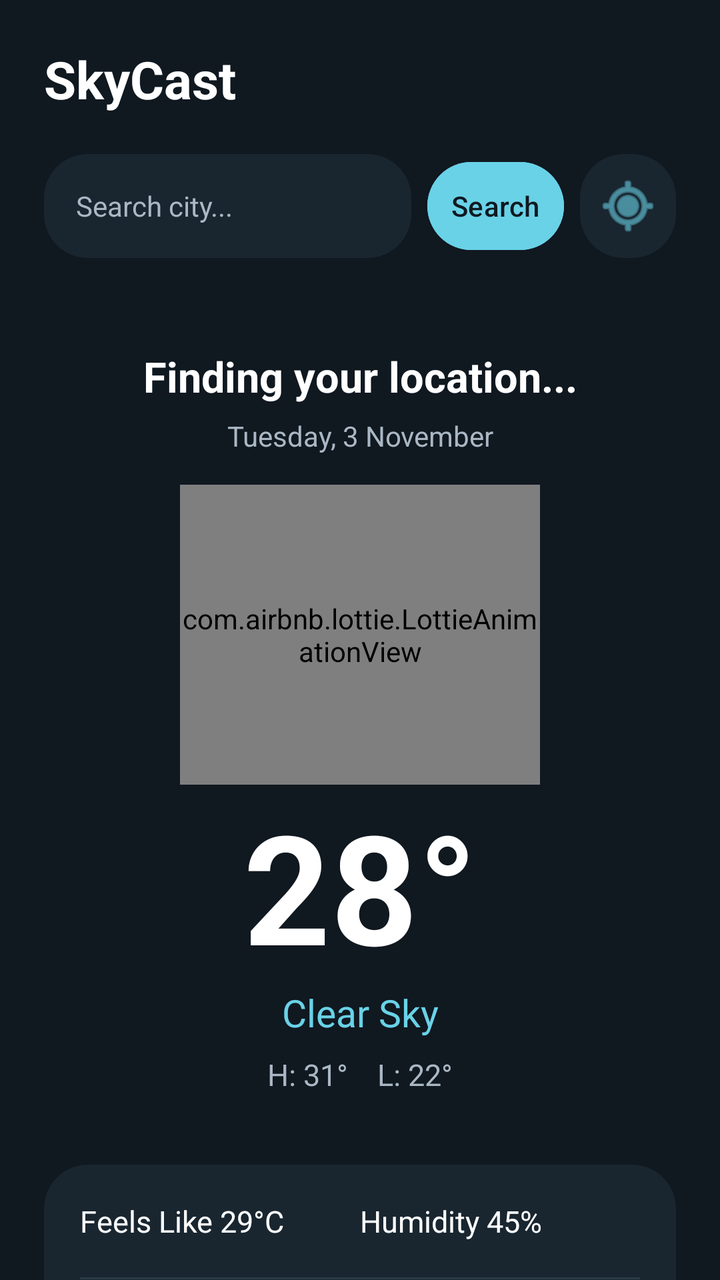
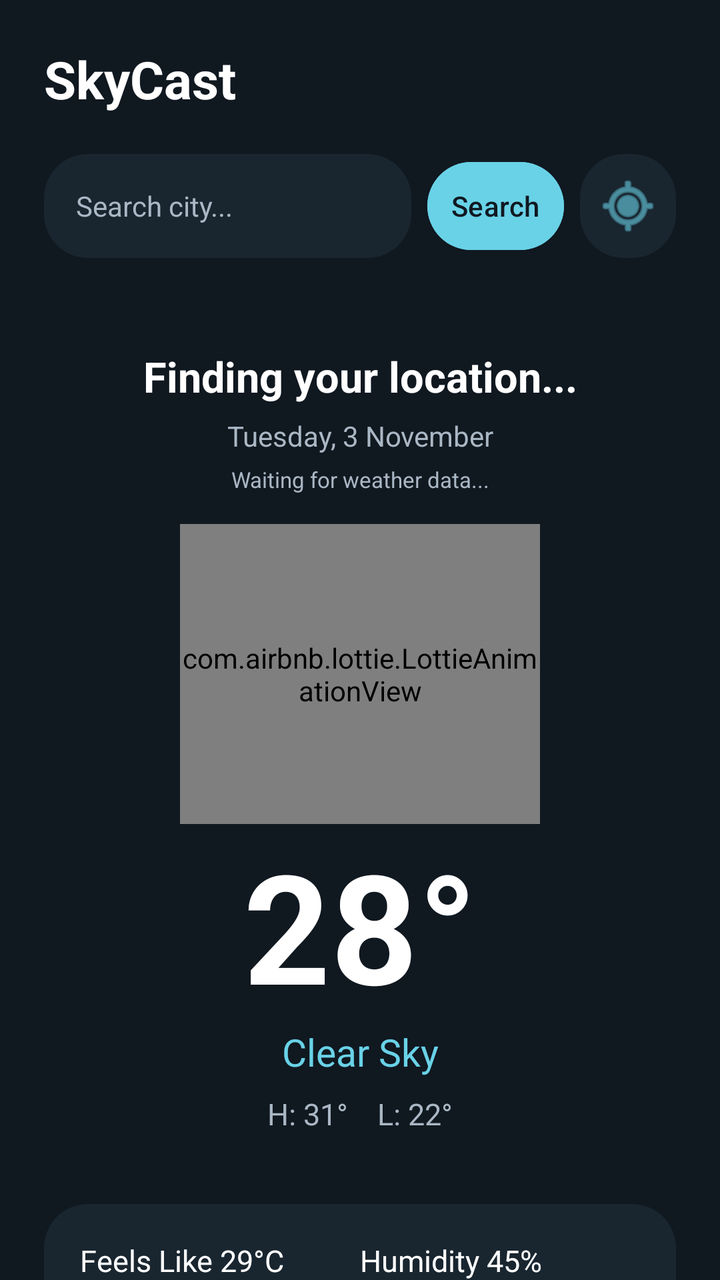

Before-and-after screenshots of an Android layout around one commit, followed by the original layout XML and the change that was made.
<!-- AndroidManifest.xml: application theme Theme.SkyCast -->
<!-- res/layout/activity_main.xml -->
<?xml version="1.0" encoding="utf-8"?>
<ScrollView xmlns:android="http://schemas.android.com/apk/res/android"
    xmlns:app="http://schemas.android.com/apk/res-auto"
    android:layout_width="match_parent"
    android:layout_height="match_parent"
    android:background="@drawable/bg_main"
    android:fillViewport="true"
    android:scrollbars="none">

    <LinearLayout
        android:layout_width="match_parent"
        android:layout_height="wrap_content"
        android:orientation="vertical"
        android:padding="22dp">

        
        <LinearLayout
            android:layout_width="match_parent"
            android:layout_height="wrap_content"
            android:gravity="center_vertical"
            android:orientation="horizontal">

            <TextView
                android:layout_width="0dp"
                android:layout_height="wrap_content"
                android:layout_weight="1"
                android:text="SkyCast"
                android:textColor="@color/sky_text_primary"
                android:textSize="26sp"
                android:textStyle="bold" />
        </LinearLayout>

        
        <LinearLayout
            android:layout_width="match_parent"
            android:layout_height="wrap_content"
            android:layout_marginTop="20dp"
            android:layout_marginBottom="10dp"
            android:gravity="center_vertical"
            android:orientation="horizontal">

            <EditText
                android:id="@+id/etCitySearch"
                android:layout_width="0dp"
                android:layout_height="52dp"
                android:layout_weight="1"
                android:background="@drawable/bg_weather_card"
                android:hint="Search city..."
                android:imeOptions="actionSearch"
                android:inputType="textCapWords"
                android:paddingStart="16dp"
                android:paddingEnd="12dp"
                android:singleLine="true"
                android:textColor="@color/sky_text_primary"
                android:textColorHint="@color/sky_text_secondary"
                android:textSize="14sp" />

            <Button
                android:id="@+id/btnSearchCity"
                android:layout_width="wrap_content"
                android:layout_height="52dp"
                android:layout_marginStart="8dp"
                android:backgroundTint="@color/sky_accent"
                android:minWidth="0dp"
                android:paddingStart="12dp"
                android:paddingEnd="12dp"
                android:text="Search"
                android:textAllCaps="false"
                android:textColor="@color/sky_background" />

            <ImageButton
                android:id="@+id/btnCurrentLocation"
                android:layout_width="48dp"
                android:layout_height="52dp"
                android:layout_marginStart="8dp"
                android:background="@drawable/bg_weather_card"
                android:contentDescription="Use current location"
                android:padding="13dp"
                android:src="@android:drawable/ic_menu_mylocation"
                app:tint="@color/sky_accent" />
        </LinearLayout>

        
        <LinearLayout
            android:id="@+id/citySuggestionsContainer"
            android:layout_width="match_parent"
            android:layout_height="wrap_content"
            android:layout_marginTop="2dp"
            android:background="@drawable/bg_weather_card"
            android:elevation="8dp"
            android:orientation="vertical"
            android:padding="6dp"
            android:visibility="gone">

            <androidx.recyclerview.widget.RecyclerView
                android:id="@+id/citySuggestionsRecyclerView"
                android:layout_width="match_parent"
                android:layout_height="wrap_content"
                android:nestedScrollingEnabled="false"
                android:overScrollMode="never" />
        </LinearLayout>

        
        <TextView
            android:id="@+id/tvCity"
            android:layout_width="match_parent"
            android:layout_height="wrap_content"
            android:layout_marginTop="35dp"
            android:gravity="center"
            android:text="Finding your location..."
            android:textColor="@color/sky_text_primary"
            android:textSize="21sp"
            android:textStyle="bold" />

        <TextView
            android:id="@+id/tvDate"
            android:layout_width="match_parent"
            android:layout_height="wrap_content"
            android:layout_marginTop="6dp"
            android:gravity="center"
            android:text="Tuesday, 3 November"
            android:textColor="@color/sky_text_secondary"
            android:textSize="14sp" />

        
        <com.airbnb.lottie.LottieAnimationView
            android:id="@+id/tvWeatherIcon"
            android:layout_width="180dp"
            android:layout_height="150dp"
            android:layout_gravity="center"
            android:layout_marginTop="15dp"
            app:lottie_autoPlay="false"
            app:lottie_loop="true" />

        
        <TextView
            android:id="@+id/tvTemperature"
            android:layout_width="match_parent"
            android:layout_height="wrap_content"
            android:gravity="center"
            android:text="28°"
            android:textColor="@color/sky_text_primary"
            android:textSize="76sp"
            android:textStyle="bold" />

        <TextView
            android:id="@+id/tvCondition"
            android:layout_width="match_parent"
            android:layout_height="wrap_content"
            android:gravity="center"
            android:text="Clear Sky"
            android:textColor="@color/sky_accent"
            android:textSize="19sp" />

        <TextView
            android:id="@+id/tvHighLow"
            android:layout_width="match_parent"
            android:layout_height="wrap_content"
            android:layout_marginTop="8dp"
            android:gravity="center"
            android:text="H: 31°    L: 22°"
            android:textColor="@color/sky_text_secondary"
            android:textSize="15sp" />

        
        <LinearLayout
            android:layout_width="match_parent"
            android:layout_height="wrap_content"
            android:layout_marginTop="35dp"
            android:background="@drawable/bg_weather_card"
            android:orientation="vertical"
            android:padding="18dp">

            <LinearLayout
                android:layout_width="match_parent"
                android:layout_height="wrap_content"
                android:orientation="horizontal">

                <TextView
                    android:id="@+id/tvFeelsLike"
                    android:layout_width="0dp"
                    android:layout_height="wrap_content"
                    android:layout_weight="1"
                    android:text="Feels Like
29°C"
                    android:textColor="@color/sky_text_primary"
                    android:textSize="15sp" />

                <TextView
                    android:id="@+id/tvHumidity"
                    android:layout_width="0dp"
                    android:layout_height="wrap_content"
                    android:layout_weight="1"
                    android:text="Humidity
45%"
                    android:textColor="@color/sky_text_primary"
                    android:textSize="15sp" />
            </LinearLayout>

            <View
                android:layout_width="match_parent"
                android:layout_height="1dp"
                android:layout_marginTop="18dp"
                android:layout_marginBottom="18dp"
                android:background="@color/sky_divider" />

            <LinearLayout
                android:layout_width="match_parent"
                android:layout_height="wrap_content"
                android:orientation="horizontal">

                <TextView
                    android:id="@+id/tvWind"
                    android:layout_width="0dp"
                    android:layout_height="wrap_content"
                    android:layout_weight="1"
                    android:text="Wind
12 km/h"
                    android:textColor="@color/sky_text_primary"
                    android:textSize="15sp" />

                <TextView
                    android:id="@+id/tvPressure"
                    android:layout_width="0dp"
                    android:layout_height="wrap_content"
                    android:layout_weight="1"
                    android:text="Pressure
1012 hPa"
                    android:textColor="@color/sky_text_primary"
                    android:textSize="15sp" />
            </LinearLayout>
        </LinearLayout>

        
        <TextView
            android:layout_width="match_parent"
            android:layout_height="wrap_content"
            android:layout_marginTop="32dp"
            android:text="5-Day Forecast"
            android:textColor="@color/sky_text_primary"
            android:textSize="20sp"
            android:textStyle="bold" />

        
        <androidx.recyclerview.widget.RecyclerView
            android:id="@+id/forecastRecyclerView"
            android:layout_width="match_parent"
            android:layout_height="185dp"
            android:layout_marginTop="15dp"
            android:clipToPadding="false"
            android:overScrollMode="never" />
    </LinearLayout>
</ScrollView>
<!-- resources referenced by this layout -->
<resources>
  <color name="sky_accent">#69D2E7</color>
  <color name="sky_background">#101820</color>
  <color name="sky_divider">#2B3B46</color>
  <color name="sky_text_primary">#FFFFFF</color>
  <color name="sky_text_secondary">#AAB7C4</color>
  <!-- drawable bg_main (drawable) -->
  <?xml version="1.0" encoding="utf-8"?>
  <shape xmlns:android="http://schemas.android.com/apk/res/android">
      <solid android:color="@color/sky_background" />
  </shape>
  <!-- drawable bg_weather_card (drawable) -->
  <?xml version="1.0" encoding="utf-8"?>
  <shape xmlns:android="http://schemas.android.com/apk/res/android">
      <solid android:color="@color/sky_card" />
      <corners android:radius="22dp" />
  </shape>
  <style name="Theme.SkyCast" parent="Base.Theme.SkyCast" />
  <color name="sky_card">#192630</color>
  <style name="Base.Theme.SkyCast" parent="Theme.Material3.DayNight.NoActionBar">
          
          
      </style>
</resources>

<!-- the commit's change to res/layout/activity_main.xml (unified diff, before → after) -->
@@ -122,6 +122,16 @@
             android:textColor="@color/sky_text_secondary"
             android:textSize="14sp" />
 
+        <TextView
+            android:id="@+id/tvLastUpdated"
+            android:layout_width="match_parent"
+            android:layout_height="wrap_content"
+            android:layout_marginTop="5dp"
+            android:gravity="center"
+            android:text="Waiting for weather data..."
+            android:textColor="@color/sky_text_secondary"
+            android:textSize="11sp" />
+
         
         <com.airbnb.lottie.LottieAnimationView
             android:id="@+id/tvWeatherIcon"
